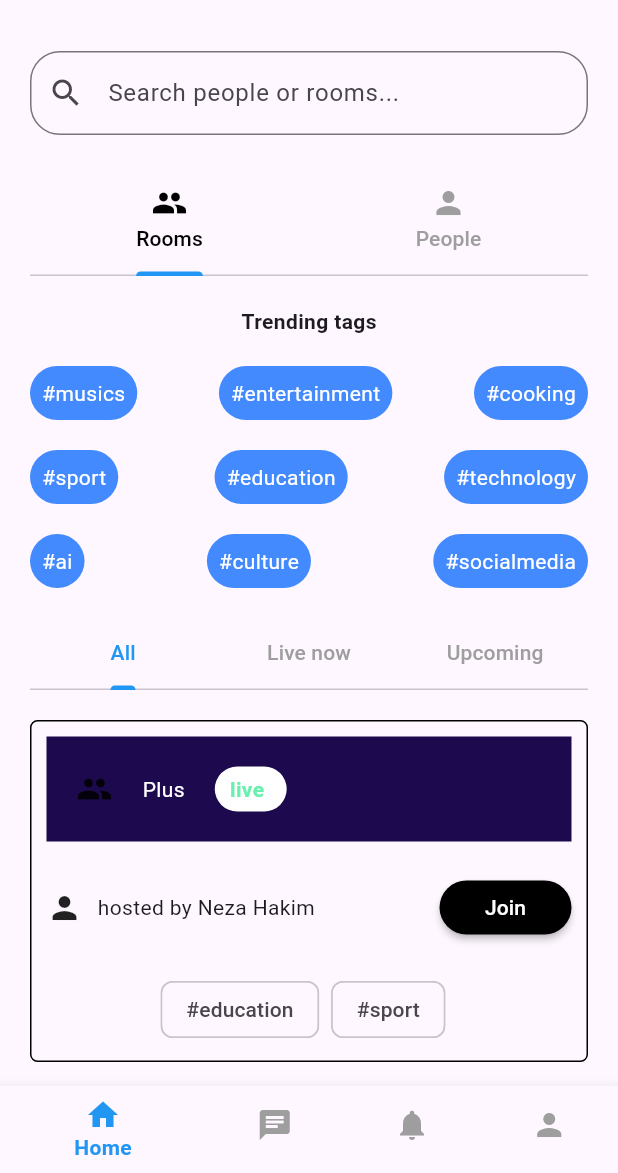
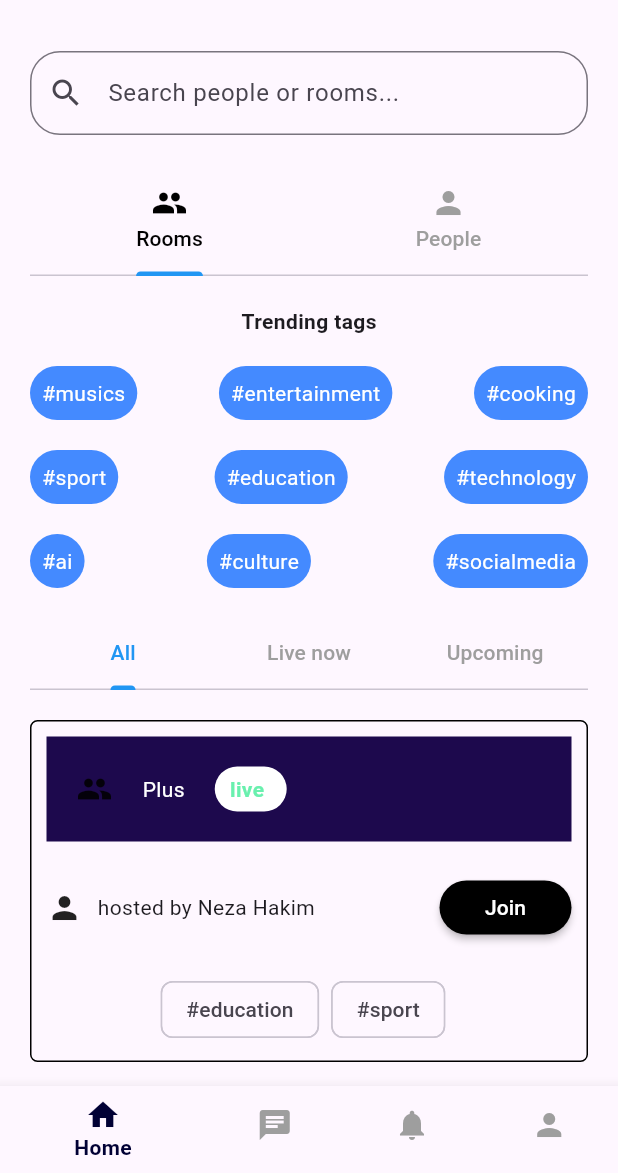
Before and after one commit to byiringiroaimefils/Notifytune, a Flutter app: the screen it shows after launch, after a tap on "Get Started", on a phone screen of 412 x 824 dp, the part 63-1236 px from its top. Run offline on Flutter 3.47's test engine with Material 3 defaults, Android fonts, the phone set to English and light mode, and no system bars.

Commit message:
finishing my homepage

```diff
--- a/lib/pages/home_page.dart
+++ b/lib/pages/home_page.dart
@@ -12,7 +12,7 @@ class Home extends StatefulWidget {
 }
 
 class _HomeState extends State<Home> {
-   int currentindex = 0;
+  int currentindex = 0;
 
   final List<Widget> screens = [
     const HomeContent(),
@@ -25,7 +25,7 @@ class _HomeState extends State<Home> {
     return MaterialApp(
       debugShowCheckedModeBanner: false,
       home: Scaffold(
-          appBar: AppBar(
+        appBar: AppBar(
           title: const Text(
             "NotifyTune+",
             style: TextStyle(
@@ -37,21 +37,27 @@ class _HomeState extends State<Home> {
         ),
         body: screens[currentindex],
         bottomNavigationBar: BottomNavigationBar(
+          showUnselectedLabels: false,
+          showSelectedLabels: true,
           currentIndex: currentindex,
           onTap: (index) {
             setState(() {
               currentindex = index;
             });
           },
-          selectedItemColor: Colors.blue, // Color for selected icon and label
-          unselectedItemColor: Colors.grey, // Color for unselected icon and label
+          selectedItemColor: Color.fromARGB(
+              255, 1, 1, 53), // Color for selected icon and label
+          unselectedItemColor:
+              Colors.grey, // Color for unselected icon and label
           selectedLabelStyle: const TextStyle(
-            color: Colors.blue, // Explicitly set selected label color
+            color: Color.fromARGB(
+                255, 33, 243, 37), // Explicitly set selected label color
             fontWeight: FontWeight.bold, // Style for selected labels
           ),
           unselectedLabelStyle: const TextStyle(
-            color: Colors.grey, // Explicitly set unselected label color
-            fontWeight: FontWeight.normal, // Style for unselected labels
+            color: Colors.black54,
+            fontSize: 14,// Use a darker color for better visibility
+            fontWeight: FontWeight.normal,
           ),
           items: const [
             BottomNavigationBarItem(
```
